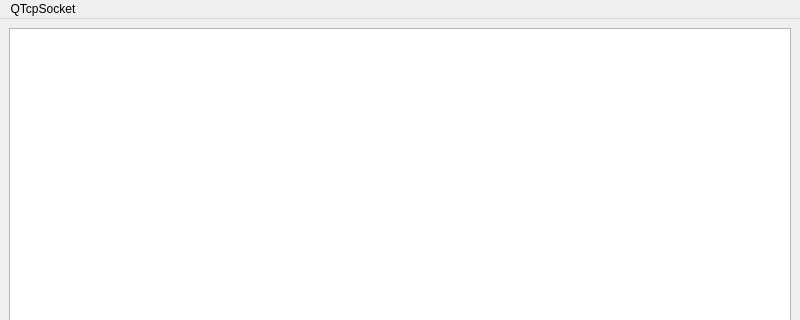
First picture: the form in QTcpsever/mainwindow.ui, repository the-kulo/TCP, before the edit; both pictures show x 0 to 800 and y 0 to 320 of the 800 by 600 pixel window.
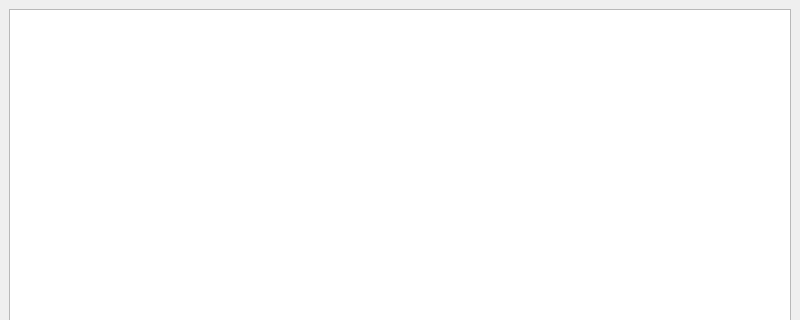
Second picture: the form after the edit.

What changed in the file:
```diff
--- a/QTcpsever/mainwindow.ui
+++ b/QTcpsever/mainwindow.ui
@@ -95,12 +95,6 @@
      <height>25</height>
     </rect>
    </property>
-   <widget class="QMenu" name="menuQTcpSocket">
-    <property name="title">
-     <string>QTcpSocket</string>
-    </property>
-   </widget>
-   <addaction name="menuQTcpSocket"/>
   </widget>
   <widget class="QStatusBar" name="statusbar"/>
  </widget>
```
